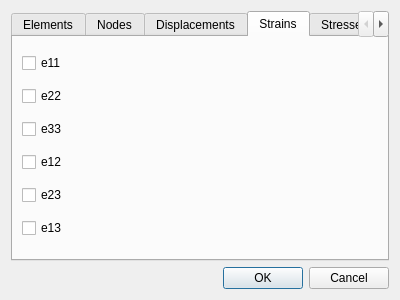
Above: gui/ui/TableFilterDialog.ui from ruimaciel/femp before the change. Below: the same form after it.
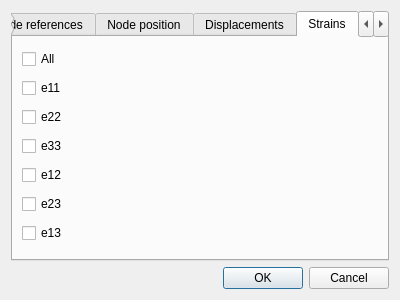
That is the form after the change. The open tabs and pages were chosen to show the change.

Commit message: TableFilterDialog: added checkboxes to toggle the display of entire groups

Diff of the .ui file:
```diff
--- a/gui/ui/TableFilterDialog.ui
+++ b/gui/ui/TableFilterDialog.ui
@@ -45,7 +45,7 @@
      </widget>
      <widget class="QWidget" name="tabNodes">
       <attribute name="title">
-       <string>Nodes</string>
+       <string>Node references</string>
       </attribute>
       <layout class="QVBoxLayout" name="verticalLayout_3">
        <item>
@@ -62,6 +62,20 @@
          </property>
         </widget>
        </item>
+      </layout>
+     </widget>
+     <widget class="QWidget" name="tabNodePosition">
+      <attribute name="title">
+       <string>Node position</string>
+      </attribute>
+      <layout class="QVBoxLayout" name="verticalLayout_8">
+       <item>
+        <widget class="QCheckBox" name="checkBoxNodePositions">
+         <property name="text">
+          <string>All</string>
+         </property>
+        </widget>
+       </item>
        <item>
         <widget class="QCheckBox" name="checkBoxNodePositionX">
          <property name="text">
@@ -118,6 +132,16 @@
        <string>Strains</string>
       </attribute>
       <layout class="QVBoxLayout" name="verticalLayout_5">
+       <item>
+        <widget class="QCheckBox" name="checkBoxStrains">
+         <property name="text">
+          <string>All</string>
+         </property>
+         <property name="checked">
+          <bool>false</bool>
+         </property>
+        </widget>
+       </item>
        <item>
         <widget class="QCheckBox" name="checkBoxE11">
          <property name="text">
```
Left out of the diff: 31 changed lines with no effect on the pictures. The commit also changes 2 other files.
